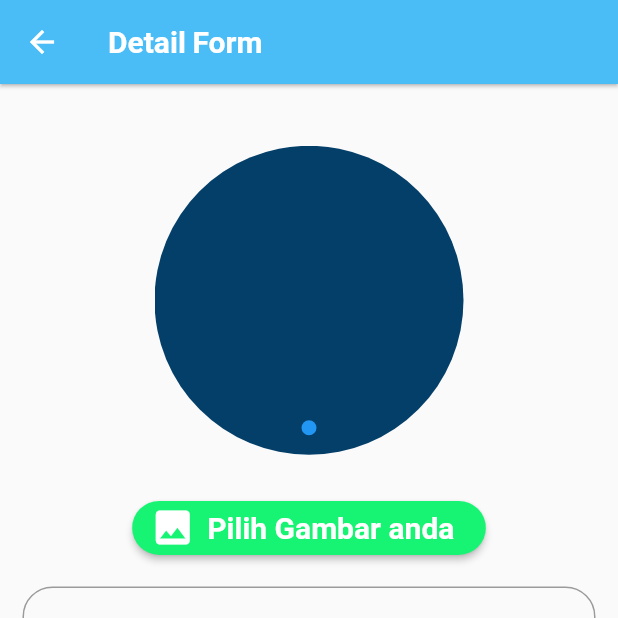
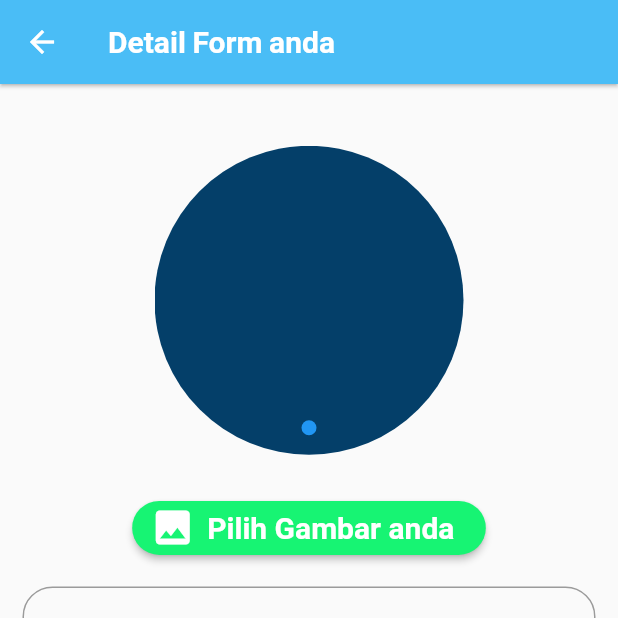
Before and after one commit to KykyAl/proyek_akhir_dicoding, a Flutter app: the UserAddScreen screen opened by its route, on a phone screen of 412 x 824 dp, the top half of it. Run offline on Flutter 3.47's test engine with Material 2 defaults, Android fonts, the phone set to English and light mode, and no system bars; drawn by our look-alikes of card_swiper; our stand-ins replace awesome_dialog, device_info_plus, flutter_local_notifications, google_fonts, image_picker, percent_indicator and 2 more; accounts and stored records are empty.

Commit message:
flutter clean

```diff
--- a/lib/screens/user_add_screen.dart
+++ b/lib/screens/user_add_screen.dart
@@ -38,7 +38,7 @@ class _UserAddScreenState extends State<UserAddScreen> {
         MediaQuery.of(context).orientation == Orientation.landscape;
     return Scaffold(
         appBar: AppBar(
-          title: const Text('Detail Form'),
+          title: const Text('Detail Form anda'),
         ),
         body: Form(
             key: _fromKey,
```
